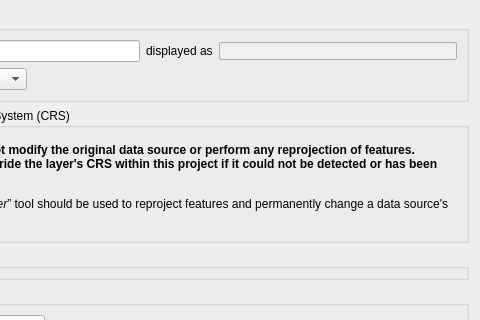
Before: the Qt Designer form src/ui/qgsvectorlayerpropertiesbase.ui in qgis/QGIS, drawn with Qt 5; both pictures show x 345 to 825 and y 0 to 320 of the 825 by 730 pixel window.
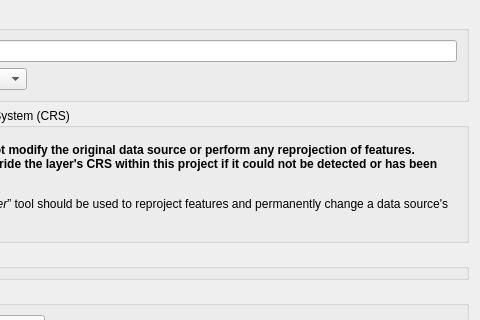
After: the same form once the commit is applied. The open tabs and pages were chosen to show the change. Icons and pictures are not drawn. Custom widgets are drawn as their Qt base class.

Commit message:
Remove "Display As" control from layer properties dialogs
This is a weird legacy control, which is read only and which just
shows a copy of the layer name with _ replaced by space. It has
no impact on anything else!

Diff of the .ui file:
```diff
--- a/src/ui/qgsvectorlayerpropertiesbase.ui
+++ b/src/ui/qgsvectorlayerpropertiesbase.ui
@@ -474,29 +474,6 @@
                     <item>
                      <widget class="QLineEdit" name="mLayerOrigNameLineEdit"/>
                     </item>
-                    <item>
-                     <widget class="QLabel" name="label_2">
-                      <property name="text">
-                       <string>displayed as</string>
-                      </property>
-                     </widget>
-                    </item>
-                    <item>
-                     <widget class="QLineEdit" name="txtDisplayName">
-                      <property name="enabled">
-                       <bool>true</bool>
-                      </property>
-                      <property name="styleSheet">
-                       <string notr="true">color: #505050;
-background-color: #F0F0F0;
-border: 1px solid #B0B0B0;
-border-radius: 2px;</string>
-                      </property>
-                      <property name="readOnly">
-                       <bool>true</bool>
-                      </property>
-                     </widget>
-                    </item>
                    </layout>
                   </item>
                   <item>
```
Left out of the diff: 1 changed line with no effect on the pictures. The commit also changes 11 other files.
